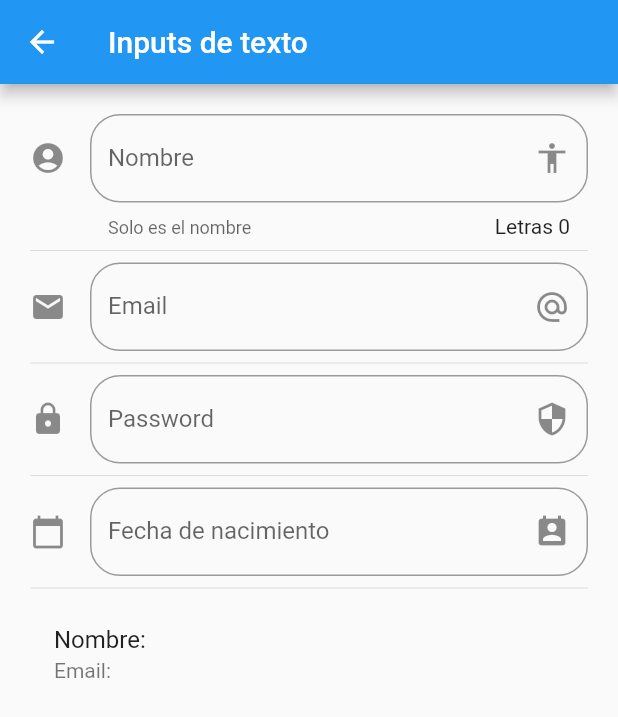
After one commit to kvncont/componentes, a Flutter app: the screen it shows after launch, after a tap on "Inputs", on a phone screen of 412 x 824 dp. The commit adds this screen. Shown: the top 717 px of the screen. Run offline on Flutter 3.47's test engine with Material 2 defaults, Android fonts, the phone set to English and light mode, and no system bars; network calls fail.

Commit message:
AnimatedContainers and Inputs

```diff
--- a/data/menu_opts.json
+++ b/data/menu_opts.json
@@ -15,6 +15,16 @@
             "ruta" : "card",
             "icon" : "folder_open",
             "texto": "Cards - Tarjetas"
+        },
+        {
+            "ruta" : "animatedContainer",
+            "icon" : "donut_large",
+            "texto": "Animated Container"
+        },
+        {
+            "ruta" : "inputs",
+            "icon" : "input",
+            "texto": "Inputs"
         }
     ]
 }
--- a/lib/main.dart
+++ b/lib/main.dart
@@ -1,10 +1,8 @@
 import 'package:flutter/material.dart';
+import 'package:flutter_localizations/flutter_localizations.dart';
 
-// import 'package:componentes/src/pages/card_pages.dart';
+import 'package:componentes/src/pages/alert_pages.dart';
 import 'package:componentes/src/routes/routes.dart';
-// import 'package:componentes/src/pages/avatar_page.dart';
-// import 'package:componentes/src/pages/home_pages.dart';
-// import 'package:componentes/src/pages/home_temp.dart';
 
 void main() => runApp(MyApp());
 
@@ -13,17 +11,27 @@ class MyApp extends StatelessWidget {
   Widget build(BuildContext context) {
     return MaterialApp(
       debugShowCheckedModeBanner: false,
+      localizationsDelegates: [
+        // ... app-specific localization delegate[s] here
+        GlobalMaterialLocalizations.delegate,
+        GlobalWidgetsLocalizations.delegate,
+        GlobalCupertinoLocalizations.delegate,
+      ],
+      supportedLocales: [
+        const Locale('en'), // English
+        const Locale('es', 'CR'), // Spanish Costa Rica
+      ],
       title: 'Material App',
       // home: HomePage(),
       initialRoute: '/',
       routes: getApplicationRoutes(),
-      // onGenerateRoute: (RouteSettings settings) {
-      //   print('Ruta llamada: ${settings.name}');
+      onGenerateRoute: (RouteSettings settings) {
+        print('Ruta llamada: ${settings.name}');
 
-      //   return MaterialPageRoute(
-      //     builder: (BuildContext context) => CardPage()
-      //   );
-      // },
+        return MaterialPageRoute(
+          builder: (BuildContext context) => AlertPage()
+        );
+      },
     );
   }
 }
--- /dev/null
+++ b/lib/src/pages/input_page.dart
@@ -0,0 +1,155 @@
+import 'package:flutter/material.dart';
+
+class InputPage extends StatefulWidget {
+  InputPage({Key key}) : super(key: key);
+
+  @override
+  _InputPageState createState() => _InputPageState();
+}
+
+class _InputPageState extends State<InputPage> {
+
+  String _nombre = '';
+  String _email = '';
+  String _password = '';
+  String _fecha = '';
+
+  TextEditingController _inputFieldDateController = new TextEditingController();
+
+  @override
+  Widget build(BuildContext context) {
+    return Scaffold(
+      appBar: AppBar(
+        title: Text('Inputs de texto'),
+      ),
+      body: ListView(
+        padding: EdgeInsets.symmetric(horizontal: 20.0, vertical: 20.0),
+        children: <Widget>[
+          _crearInput(),
+          Divider(),
+          _crearEmail(),
+          Divider(),
+          _crearPassword(),
+          Divider(),
+           _crearFecha(context),
+          Divider(),
+          _crearPersona(),
+        ],
+      ),
+    );
+  }
+
+  Widget _crearInput() {
+    return TextField(
+      // autofocus: true,
+      textCapitalization: TextCapitalization.sentences,
+      decoration: InputDecoration(
+        border: OutlineInputBorder(
+          borderRadius: BorderRadius.circular(20.0),
+
+        ),
+        counter: Text('Letras ${_nombre.length}'),
+        hintText: 'Nombre de la persona',
+        labelText: 'Nombre',
+        helperText: 'Solo es el nombre',
+        suffixIcon: Icon(Icons.accessibility),
+        icon: Icon(Icons.account_circle),
+      ),
+      onChanged: (valor) {
+        setState(() {
+          _nombre = valor;
+        });
+      },
+    );
+  }
+
+  Widget _crearPersona() {
+    return ListTile(
+      title: Text('Nombre: $_nombre'),
+      subtitle: Text('Email: $_email'),
+    );
+  }
+
+  Widget _crearEmail() {
+    return TextField(
+      keyboardType: TextInputType.emailAddress,
+      decoration: InputDecoration(
+        border: OutlineInputBorder(
+          borderRadius: BorderRadius.circular(20.0),
+
+        ),
+        hintText: 'Email',
+        labelText: 'Email',
+        suffixIcon: Icon(Icons.alternate_email),
+        icon: Icon(Icons.email),
+      ),
+      onChanged: (valor) {
+        setState(() {
+          _email = valor;
+        });
+      },
+    );
+  }
+
+  Widget _crearPassword() {
+    return TextField(
+      obscureText: true,
+      decoration: InputDecoration(
+        border: OutlineInputBorder(
+          borderRadius: BorderRadius.circular(20.0),
+
+        ),
+        hintText: 'Password',
+        labelText: 'Password',
+        suffixIcon: Icon(Icons.security),
+        icon: Icon(Icons.lock),
+      ),
+      onChanged: (valor) {
+        setState(() {
+          _password = valor;
+        });
+      },
+    );
+  }
+
+  Widget _crearFecha(BuildContext context) {
+    return TextField(
+      enableInteractiveSelection: false,
+      controller: _inputFieldDateController,
+      keyboardType: TextInputType.datetime,
+      decoration: InputDecoration(
+        border: OutlineInputBorder(
+          borderRadius: BorderRadius.circular(20.0),
+
+        ),
+        hintText: 'Fecha de nacimiento',
+        labelText: 'Fecha de nacimiento',
+        suffixIcon: Icon(Icons.perm_contact_calendar),
+        icon: Icon(Icons.calendar_today),
+      ),
+      onTap: () {
+        FocusScope.of(context).requestFocus(new FocusNode());
+        _selectDate(context);
+      },
+    );
+  }
+
+  _selectDate(BuildContext context) async {
+    DateTime picked = await showDatePicker(
+      context: context,
+      initialDate: new DateTime.now(),
+      firstDate: new DateTime(2018),
+      lastDate: new DateTime(2025),
+      locale: Locale('es', 'CR')
+    );
+
+    if(picked != null){
+      setState(() {
+        // Se puede formatear
+        _fecha = picked.toString();
+        _inputFieldDateController.text = _fecha;
+      });
+    }
+
+  }
+}
--- a/lib/src/routes/routes.dart
+++ b/lib/src/routes/routes.dart
@@ -1,9 +1,11 @@
 import 'package:flutter/material.dart';
 
 import 'package:componentes/src/pages/alert_pages.dart';
+import 'package:componentes/src/pages/animated_container_pages.dart';
 import 'package:componentes/src/pages/avatar_page.dart';
 import 'package:componentes/src/pages/card_pages.dart';
 import 'package:componentes/src/pages/home_pages.dart';
+import 'package:componentes/src/pages/input_page.dart';
 
 
 Map<String, WidgetBuilder> getApplicationRoutes() {
@@ -11,6 +13,8 @@ Map<String, WidgetBuilder> getApplicationRoutes() {
     '/' : (BuildContext context) => HomePage(),
     'alert' : (BuildContext context) => AlertPage(),
     'avatar' : (BuildContext context) => AvatarPage(),
-    'card': (BuildContext context) => CardPage()
+    'card': (BuildContext context) => CardPage(),
+    'animatedContainer': (BuildContext context) => AnimatedContainerPage(),
+    'inputs' : (BuildContext context) => InputPage()
   };
 }
--- a/lib/src/utils/icon_string_util.dart
+++ b/lib/src/utils/icon_string_util.dart
@@ -4,6 +4,8 @@ final _icons = <String, IconData>{
   'add_alert': Icons.add_alert,
   'accessibility': Icons.accessibility,
   'folder_open': Icons.folder_open,
+  'donut_large': Icons.donut_large,
+  'input': Icons.input,
 };
 
 Icon getIcont(String nombreIcono) {
--- a/pubspec.yaml
+++ b/pubspec.yaml
@@ -18,6 +18,8 @@ environment:
 
 dependencies:
   flutter:
+    sdk: flutter
+  flutter_localizations:
     sdk: flutter
 
   # The following adds the Cupertino Icons font to your application.
```
Also changed, not shown: lib/src/pages/animated_container_pages.dart (added, +57 -0 lines).
